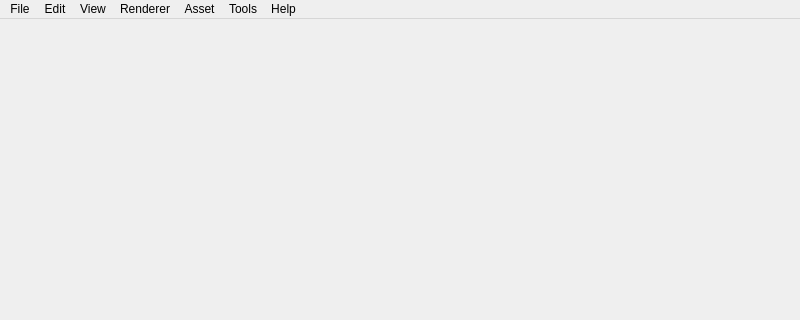
SamVanheer/HalfLifeAssetManager, file src/hlam/ui/MainWindow.ui: the form before one commit; both pictures show x 0 to 800 and y 0 to 320 of the 800 by 600 pixel window.
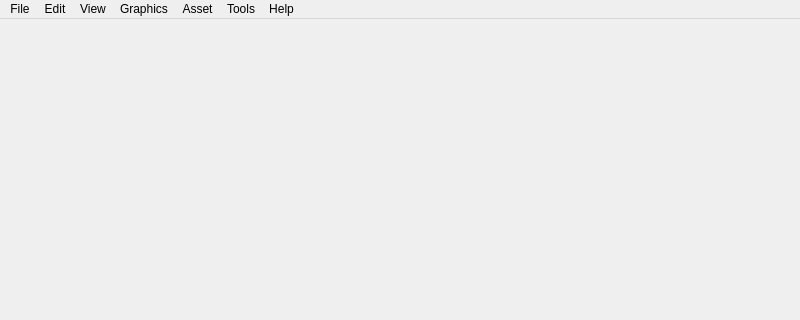
The form after the commit.

Commit message: Rename Renderer menu to Graphics, change settings group name

What changed in the file:
```diff
--- a/src/hlam/ui/MainWindow.ui
+++ b/src/hlam/ui/MainWindow.ui
@@ -82,9 +82,9 @@
      <string>Asset</string>
     </property>
    </widget>
-   <widget class="QMenu" name="MenuRenderer">
+   <widget class="QMenu" name="MenuGraphics">
     <property name="title">
-     <string>Renderer</string>
+     <string>Graphics</string>
     </property>
     <widget class="QMenu" name="MenuMinFilter">
      <property name="title">
@@ -117,7 +117,7 @@
    <addaction name="MenuFile"/>
    <addaction name="MenuEdit"/>
    <addaction name="MenuView"/>
-   <addaction name="MenuRenderer"/>
+   <addaction name="MenuGraphics"/>
    <addaction name="MenuAsset"/>
    <addaction name="MenuTools"/>
    <addaction name="MenuHelp"/>
```
The commit also changes 1 other file.
